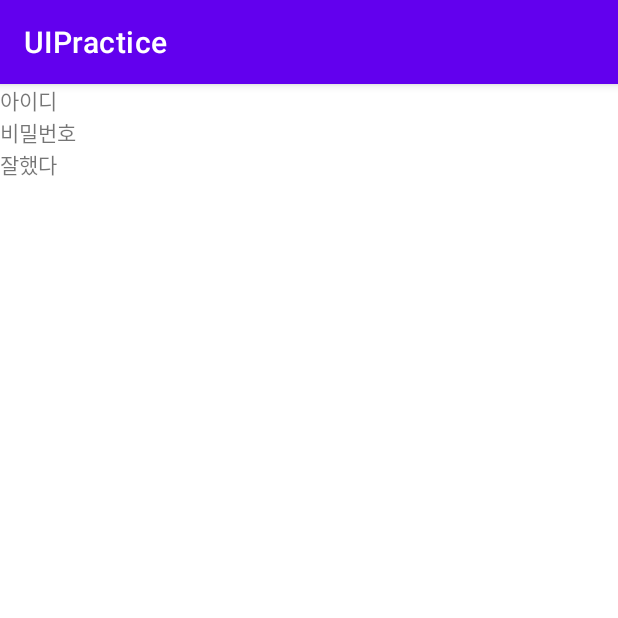
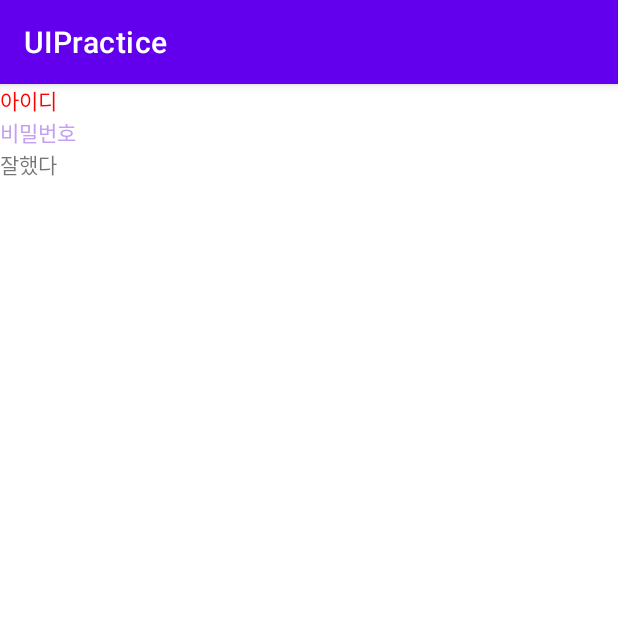
Before and after one commit to whatwhowherewhen/UIPractice, an Android app: the screen it shows after launch (MainActivity), on a phone screen of 412 x 824 dp, the top half of it. Run offline under Robolectric (Android 15) with nearby library versions, the phone set to English and light mode, and no system bars.

Commit message:
TextColor 체험

```diff
--- a/app/src/main/res/layout/activity_main.xml
+++ b/app/src/main/res/layout/activity_main.xml
@@ -14,11 +14,13 @@
         <TextView
             android:layout_width="wrap_content"
             android:layout_height="wrap_content"
+            android:textColor="#FF0000"
             android:text="아이디"/>
 
         <TextView
             android:layout_width="wrap_content"
             android:layout_height="wrap_content"
+            android:textColor="#C4A0F0"
             android:text="비밀번호"/>
 
         <TextView
```
